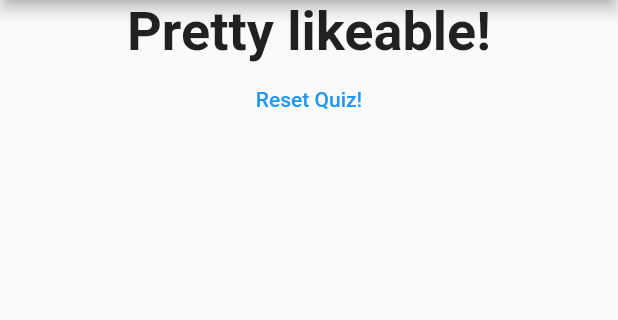
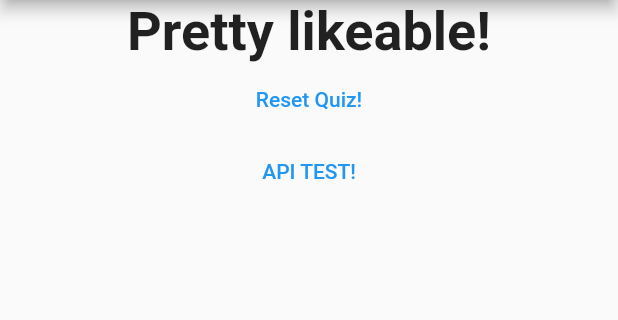
Before and after one commit to nabnitcjha/Flutter-Bloc-Sofos, a Flutter app: the screen it shows after launch, after a tap on "Suman", after a tap on "Balram Karkee", after a tap on "Bikas Rimal", on a phone screen of 412 x 824 dp, the part 84-404 px from its top. Run offline on Flutter 3.47's test engine with Material 2 defaults, Android fonts, the phone set to English and light mode, and no system bars.

Commit message:
improve code

```diff
--- a/lib/main.dart
+++ b/lib/main.dart
@@ -1,6 +1,13 @@
 import 'package:flutter/material.dart';
 import 'package:crud_app/quiz.dart';
 import 'package:crud_app/result.dart';
+import 'package:crud_app/model/user.dart';
+
+import 'dart:async';
+import 'dart:convert';
+
+import 'package:flutter/material.dart';
+import 'package:http/http.dart' as http;
 
 void main() => runApp(MyCoolApp());
 
@@ -42,7 +49,19 @@ class _MyCoolAppState extends State<MyCoolApp> {
   ];
   var _questionIndex = 0;
   var _totalScore = 0;
+  var _myProfile={'title':'','userId':'','id':''};
+  var _userName='';
+  var _userId=0;
+  var _id=0;
 
+
+  void _userProfile<t>(user){
+    setState(() {
+      _userName=user.title;
+      _userId=user.userId;
+      _id=user.id;
+    });
+  }
   void _resetQuiz() {
     setState(() {
       _questionIndex = 0;
@@ -50,6 +69,21 @@ class _MyCoolAppState extends State<MyCoolApp> {
     });
   }
 
+ _testAPI() async{
+  var usrPro = null;
+   final response = await http
+      .get(Uri.parse('https://jsonplaceholder.typicode.com/albums/1'));
+  if (response.statusCode == 200) {
+    usrPro = User.fromJson(jsonDecode(response.body));
+
+    _userProfile(usrPro);
+    print(_userName);
+    print(_userId);
+    print(_id);
+  } else {
+    throw Exception('Failed to load user');
+  }
+  }
   void _answerQuestion(int score) {
     _totalScore += score;
     setState(() {
@@ -70,7 +104,7 @@ class _MyCoolAppState extends State<MyCoolApp> {
                 questionIndex: _questionIndex,
                 answerQuestion: _answerQuestion,
               )
-            : Result(_totalScore, _resetQuiz),
+            : Result(_totalScore, _resetQuiz,_testAPI,_userName),
       ),
     );
   }
--- /dev/null
+++ b/lib/model/user.dart
@@ -0,0 +1,21 @@
+import 'package:flutter/material.dart';
+
+class User {
+  final int userId;
+  final int id;
+  final String title;
+
+  const User({
+    required this.userId,
+    required this.id,
+    required this.title,
+  });
+
+  factory User.fromJson(Map<String, dynamic> json) {
+    return User(
+      userId: json['userId'],
+      id: json['id'],
+      title: json['title'],
+    );
+  }
+}
--- a/lib/result.dart
+++ b/lib/result.dart
@@ -3,8 +3,11 @@ import 'package:flutter/material.dart';
 class Result extends StatelessWidget {
   final int resultScore;
   final VoidCallback resetQuiz;
+final VoidCallback testAPI;
 
-  Result(this.resultScore, this.resetQuiz);
+  var userName;
+
+  Result(this.resultScore, this.resetQuiz,this.testAPI,this.userName);
 
     String get resultPhrase {
     String resultText;
@@ -20,6 +23,8 @@ class Result extends StatelessWidget {
     return resultText;
   }
 
+
+
   @override
   Widget build(BuildContext context) {
     return Center(
@@ -34,6 +39,16 @@ class Result extends StatelessWidget {
             onPressed: resetQuiz,
             child: Text('Reset Quiz!'),
           ),
+           TextButton(
+            onPressed: testAPI,
+            child: Text('API TEST!'),
+          ),
+          Text(
+            userName,
+            style: TextStyle(fontSize: 36, fontWeight: FontWeight.bold),
+            textAlign: TextAlign.center,
+          ),
+
         ],
       ),
     );
```
